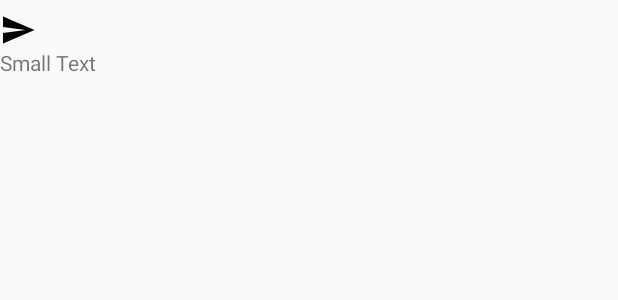
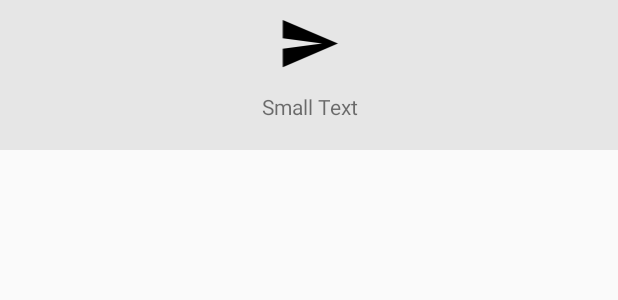
Before and after one commit to abskaushal/Goggles4u, an Android app: the layout view_filter_item.xml on its own in the app's theme, with its tools: preview values and no code run, on a phone screen of 412 x 824 dp. Shown: the top 300 px of the screen. Run offline under Robolectric (Android 15) with nearby library versions, the phone set to English and light mode, and no system bars.

Commit message:
refact: filter activity

```diff
--- a/app/src/main/java/com/ts/mobilelab/goggles4u/ProductListingActivity.java
+++ b/app/src/main/java/com/ts/mobilelab/goggles4u/ProductListingActivity.java
@@ -332,7 +332,7 @@ public class ProductListingActivity extends AppCompatActivity {
     private View.OnClickListener filterListener = new View.OnClickListener() {
         @Override
         public void onClick(View v) {
-//            startActivityForResult(new Intent(mContext, NewFilterActivity.class).putExtra("cat_id", categoryId), 111);
+          //  startActivityForResult(new Intent(mContext, NewFilterActivity.class).putExtra("cat_id", categoryId), 111);
             startActivityForResult(new Intent(mContext, FilterActivity.class).putExtra("cat_id", categoryId), 111);
         }
     };
--- a/app/src/main/java/com/ts/mobilelab/goggles4u/net/GogglesAsynctask.java
+++ b/app/src/main/java/com/ts/mobilelab/goggles4u/net/GogglesAsynctask.java
@@ -20,6 +20,7 @@ import com.ts.mobilelab.goggles4u.Login;
 import com.ts.mobilelab.goggles4u.MyAccountActivity;
 import com.ts.mobilelab.goggles4u.MyOrderActivity;
 
+import com.ts.mobilelab.goggles4u.NewFilterActivity;
 import com.ts.mobilelab.goggles4u.OrderReviewActivity;
 import com.ts.mobilelab.goggles4u.Payment;
 import com.ts.mobilelab.goggles4u.PaypalActivity;
@@ -737,7 +738,7 @@ int pageFlag = 0;
         }else if (mCheckcode == AppConstants.CODE_FOR_PRODUCTLISTING) {
             ProductListingActivity.updateUi(result, receiveJSon);
         }else if(mCheckcode == AppConstants.CODE_FOR_FILTERDATA){
-//            NewFilterActivity.updateUi(result, receiveJSon);
+          //  NewFilterActivity.updateUi(result, receiveJSon);
             FilterActivity.parseJson(result, receiveJSon);
         }else if(mCheckcode == AppConstants.CODE_FOR_SORTOPTION){
             SortingActivity.updateSortDataUi(result, receiveJSon);
--- /dev/null
+++ b/app/src/main/res/drawable/touch_selector.xml
@@ -0,0 +1,10 @@
+<?xml version="1.0" encoding="utf-8"?>
+<selector xmlns:android="http://schemas.android.com/apk/res/android">
+    <item android:state_pressed="true"
+        android:drawable="@color/transparent"/>
+
+    <item android:state_activated="true"
+        android:drawable="@color/transparent"/>
+
+    <item android:drawable="@color/filter_select"/>
+</selector>
--- a/app/src/main/res/layout/view_filter_item.xml
+++ b/app/src/main/res/layout/view_filter_item.xml
@@ -1,21 +1,25 @@
 <?xml version="1.0" encoding="utf-8"?>
 <LinearLayout xmlns:android="http://schemas.android.com/apk/res/android"
     android:layout_width="match_parent"
-    android:layout_height="wrap_content"
+    android:layout_height="100dp"
     android:paddingTop="8dp"
     android:paddingBottom="8dp"
+    android:background="@drawable/touch_selector"
     xmlns:tools="http://schemas.android.com/tools"
     android:orientation="vertical">
 
     <ImageView
-        android:layout_width="wrap_content"
-        android:layout_height="wrap_content"
+        android:layout_width="match_parent"
+        android:layout_height="0dp"
+        android:layout_weight="1"
         android:src="@drawable/ic_menu_send"
         android:id="@+id/imageView_filter_item" />
 
     <TextView
-        android:layout_width="wrap_content"
-        android:layout_height="wrap_content"
+        android:layout_width="match_parent"
+        android:layout_height="0dp"
+        android:layout_weight="1"
+        android:gravity="center"
         android:textAppearance="?android:attr/textAppearanceSmall"
         tools:text="Small Text"
         android:id="@+id/textview_filter_item" />
--- a/app/src/main/res/layout/view_filter_option_item.xml
+++ b/app/src/main/res/layout/view_filter_option_item.xml
@@ -4,13 +4,12 @@
     android:layout_width="match_parent"
     android:layout_height="wrap_content"
     android:orientation="horizontal"
-    android:paddingBottom="8dp"
-    android:paddingTop="8dp">
+    android:padding="8dp">
 
 
     <CheckBox
         android:id="@+id/checkbox_filter_option"
-        android:layout_width="wrap_content"
+        android:layout_width="match_parent"
         android:layout_height="wrap_content"
         android:layout_gravity="center_horizontal"
         android:button="@null"
--- a/app/src/main/res/values/colors.xml
+++ b/app/src/main/res/values/colors.xml
@@ -6,6 +6,7 @@
     <color name="colorAccent">#078c05</color>
     <color name="white">#FFFFFF</color>
     <color name="light_gray">#bdbdbd</color>
+    <color name="filter_select">#e6e6e6</color>
     <!-- <color name="deep_gray">#9e9e9e</color>
 -->
     <color name="light_blue">#5BE9FE</color>
```
Also changed, not shown: app/src/main/java/com/ts/mobilelab/goggles4u/FilterActivity.java (+22 -0 lines), app/src/main/java/com/ts/mobilelab/goggles4u/filter/FilterAdapter.java (+8 -0 lines), app/src/main/java/com/ts/mobilelab/goggles4u/filter/FilterOptionsAdapter.java (+11 -1 lines), app/src/main/res/layout/content_filter.xml (+4 -4 lines).
